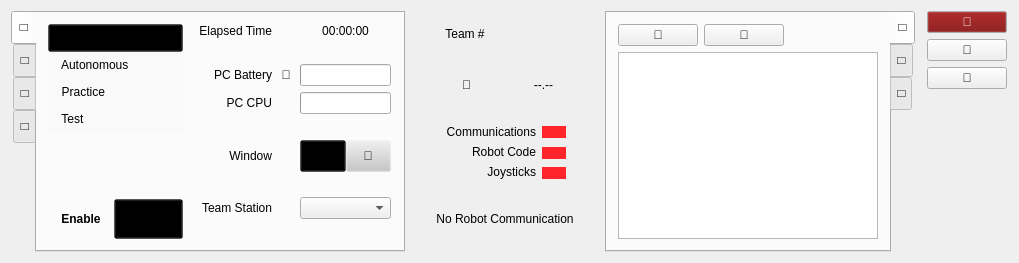
Above: src/forms/MainWindow.ui from FRC-Utilities/QDriverStation before the change. Below: the same form after it.
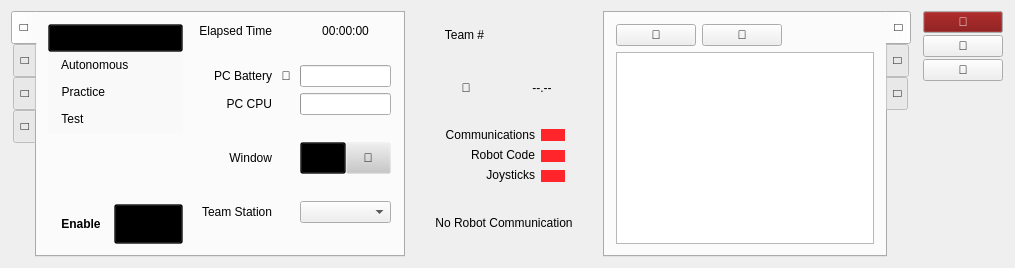
That is the form after the change. Icons and pictures are not drawn. Custom widgets are drawn as their Qt base class.

Patch:
```diff
--- a/src/forms/MainWindow.ui
+++ b/src/forms/MainWindow.ui
@@ -6,16 +6,10 @@
    <rect>
     <x>0</x>
     <y>0</y>
-    <width>1019</width>
-    <height>263</height>
+    <width>0</width>
+    <height>0</height>
    </rect>
   </property>
-  <property name="sizePolicy">
-   <sizepolicy hsizetype="Minimum" vsizetype="Minimum">
-    <horstretch>0</horstretch>
-    <verstretch>0</verstretch>
-   </sizepolicy>
-  </property>
   <property name="focusPolicy">
    <enum>Qt::StrongFocus</enum>
   </property>
@@ -67,7 +61,7 @@
         </property>
         <item>
          <widget class="QWidget" name="RobotModeWidget" native="true">
-          <layout class="QVBoxLayout" name="verticalLayout_2" stretch="0,0">
+          <layout class="QVBoxLayout" name="verticalLayout_2" stretch="1,0">
            <property name="spacing">
             <number>0</number>
            </property>
@@ -424,8 +418,8 @@
              </property>
              <property name="sizeHint" stdset="0">
               <size>
-               <width>1</width>
-               <height>1</height>
+               <width>0</width>
+               <height>0</height>
               </size>
              </property>
             </spacer>
@@ -450,8 +444,8 @@
              </property>
              <property name="sizeHint" stdset="0">
               <size>
-               <width>1</width>
-               <height>1</height>
+               <width>0</width>
+               <height>0</height>
               </size>
              </property>
             </spacer>
@@ -466,8 +460,8 @@
              </property>
              <property name="sizeHint" stdset="0">
               <size>
-               <width>1</width>
-               <height>1</height>
+               <width>0</width>
+               <height>0</height>
               </size>
              </property>
             </spacer>
@@ -590,8 +584,8 @@
              </property>
              <property name="sizeHint" stdset="0">
               <size>
-               <width>1</width>
-               <height>1</height>
+               <width>0</width>
+               <height>0</height>
               </size>
              </property>
             </spacer>
@@ -1395,7 +1389,7 @@
             </property>
             <property name="sizeHint" stdset="0">
              <size>
-              <width>1</width>
+              <width>0</width>
               <height>20</height>
              </size>
             </property>
@@ -1404,6 +1398,9 @@
           <item>
            <widget class="QWidget" name="widget_3" native="true">
             <layout class="QVBoxLayout" name="verticalLayout_11">
+             <property name="sizeConstraint">
+              <enum>QLayout::SetMinimumSize</enum>
+             </property>
              <property name="rightMargin">
               <number>0</number>
              </property>
@@ -1631,7 +1628,7 @@
             </property>
             <property name="sizeHint" stdset="0">
              <size>
-              <width>1</width>
+              <width>0</width>
               <height>20</height>
              </size>
             </property>
@@ -1642,6 +1639,12 @@
        </item>
        <item>
         <widget class="QLabel" name="StatusLabel">
+         <property name="sizePolicy">
+          <sizepolicy hsizetype="Preferred" vsizetype="Minimum">
+           <horstretch>0</horstretch>
+           <verstretch>0</verstretch>
+          </sizepolicy>
+         </property>
          <property name="text">
           <string>No Robot Communication</string>
          </property>
@@ -1933,12 +1936,15 @@
     <item>
      <widget class="QWidget" name="UtilsWidget" native="true">
       <property name="sizePolicy">
-       <sizepolicy hsizetype="Minimum" vsizetype="Preferred">
+       <sizepolicy hsizetype="Minimum" vsizetype="Minimum">
         <horstretch>0</horstretch>
         <verstretch>0</verstretch>
        </sizepolicy>
       </property>
       <layout class="QVBoxLayout" name="verticalLayout_9">
+       <property name="spacing">
+        <number>2</number>
+       </property>
        <property name="leftMargin">
         <number>0</number>
        </property>
```
Left out of the diff: 4 changed lines with no effect on the pictures.
